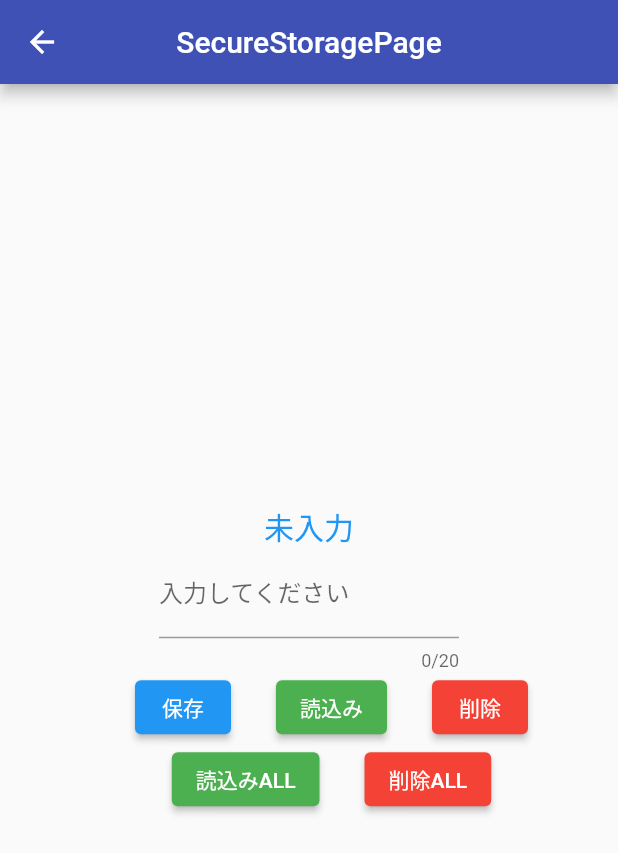
After one commit to mihiron/flutter_package_sample, a Flutter app: the SecureStoragePage screen opened by its route, after a tap on "保存", after a tap on "削除", after a tap on "読込みALL", on a phone screen of 412 x 824 dp. The commit adds this screen. Shown: the top 853 px of the screen. Run offline on Flutter 3.47's test engine with Material 2 defaults, Android fonts, the phone set to English and light mode, and no system bars; our stand-ins replace dio, flutter_riverpod, flutter_secure_storage, freezed_annotation, webview_flutter; accounts and stored records are empty.

Commit message:
SecureStorageのサンプル実装

```diff
--- a/lib/routes/app_router.dart
+++ b/lib/routes/app_router.dart
@@ -2,6 +2,7 @@ import 'package:flutter/material.dart';
 import 'package:flutter_package_sample/routes/app_routes.dart';
 import 'package:flutter_package_sample/views/dio_coffee_page.dart';
 import 'package:flutter_package_sample/views/home_page.dart';
+import 'package:flutter_package_sample/views/secure_storage_page.dart';
 import 'package:flutter_package_sample/views/webview_sample/webview_page.dart';
 import 'package:flutter_package_sample/views/webview_sample/webview_screen.dart';
 
@@ -16,6 +17,8 @@ class AppRouter {
         return _buildRoute(const WebViewPage());
       case AppRoutes.webViewScreen:
         return _buildRoute(const WebViewScreenPage());
+      case AppRoutes.secureStoragePage:
+        return _buildRoute(SecureStoragePage());
 
       default:
         return null;
--- a/lib/routes/app_routes.dart
+++ b/lib/routes/app_routes.dart
@@ -3,4 +3,5 @@ class AppRoutes {
   static const dioPage = '/dioPage';
   static const webView = '/webView';
   static const webViewScreen = '/webViewScreen';
+  static const secureStoragePage = '/secureStoragePage';
 }
--- /dev/null
+++ b/lib/services/secure_storage_service.dart
@@ -0,0 +1,28 @@
+import 'package:flutter_secure_storage/flutter_secure_storage.dart';
+
+class SecureStorageService {
+  static Future<void> writeStorage(String key, String value) async {
+    const storage = FlutterSecureStorage();
+    await storage.write(key: key, value: value);
+  }
+
+  static Future<String?> readStorage(String key) async {
+    const storage = FlutterSecureStorage();
+    return await storage.read(key: key);
+  }
+
+  static Future<Map<String, String>> readAllStorage() async {
+    const storage = FlutterSecureStorage();
+    return await storage.readAll();
+  }
+
+  static Future<void> deleteStorage(String key) async {
+    const storage = FlutterSecureStorage();
+    await storage.delete(key: key);
+  }
+
+  static Future<void> deleteAllStorage() async {
+    const storage = FlutterSecureStorage();
+    await storage.deleteAll();
+  }
+}
--- a/lib/views/home_page.dart
+++ b/lib/views/home_page.dart
@@ -34,6 +34,7 @@ class MyHomePage extends StatelessWidget {
 
   List<Widget> _items(BuildContext context) {
     return [
+      _myListTile(context, AppRoutes.secureStoragePage),
       _myListTile(context, AppRoutes.dioPage),
       _myListTile(context, AppRoutes.webView),
     ];
--- /dev/null
+++ b/lib/views/secure_storage_page.dart
@@ -0,0 +1,157 @@
+import 'package:flutter/material.dart';
+import 'package:flutter/services.dart';
+import 'package:flutter_package_sample/components/my_app_bar.dart';
+import 'package:flutter_package_sample/services/secure_storage_service.dart';
+import 'package:flutter_riverpod/flutter_riverpod.dart';
+
+// 画面表示用のProviderの定義
+final textValueProvider = FutureProvider<String?>((ref) async {
+  // SecureStorageの読み込み
+  final textValue = await SecureStorageService.readStorage("key1") ?? "未入力";
+  return textValue;
+});
+
+class SecureStoragePage extends ConsumerWidget {
+  SecureStoragePage({super.key});
+
+  // TextFieldのコントローラー
+  final TextEditingController textEditingController = TextEditingController();
+
+  @override
+  Widget build(BuildContext context, WidgetRef ref) {
+    final textValue = ref.watch(textValueProvider);
+
+    return GestureDetector(
+      onTap: () => FocusScope.of(context).unfocus(),
+      child: Scaffold(
+        appBar: const MyAppBar("SecureStoragePage"),
+        body: Column(
+          mainAxisAlignment: MainAxisAlignment.center,
+          children: [
+            // when()で非同期処理の状態に応じたウィジェットを返す
+            textValue.when(
+              // エラー時
+              error: (err, _) => Text(err.toString()),
+              // 読み込み時
+              loading: () => const CircularProgressIndicator(),
+              // データ受け取り時
+              data: (data) => Text(
+                data.toString(),
+                style: Theme.of(context)
+                    .textTheme
+                    .titleLarge
+                    ?.copyWith(color: Colors.blue),
+              ),
+            ),
+            SizedBox(
+              width: 200,
+              child: TextField(
+                keyboardType: TextInputType.text,
+                decoration: const InputDecoration(labelText: "入力してください"),
+                controller: textEditingController,
+                enabled: true,
+                maxLength: 20,
+                maxLengthEnforcement: MaxLengthEnforcement.enforced,
+              ),
+            ),
+            Row(
+              mainAxisAlignment: MainAxisAlignment.center,
+              children: [
+                const SizedBox(width: 30),
+                ElevatedButton(
+                  style: ElevatedButton.styleFrom(
+                    backgroundColor: Colors.blue,
+                    foregroundColor: Colors.white,
+                  ),
+                  onPressed: () async {
+                    // キーボードを閉じる
+                    FocusScope.of(context).unfocus();
+                    // TextFieldの入力値を取得
+                    String textValue = textEditingController.text;
+
+                    // SecureStorageの書き込み
+                    await SecureStorageService.writeStorage("key1", textValue);
+
+                    // 画面表示用のプロバイダーを更新
+                    ref.refresh(textValueProvider);
+                    textEditingController.clear();
+                  },
+                  child: const Text("保存"),
+                ),
+                const SizedBox(width: 30),
+                ElevatedButton(
+                  style: ElevatedButton.styleFrom(
+                    foregroundColor: Colors.white,
+                    backgroundColor: Colors.green,
+                  ),
+                  onPressed: () async {
+                    // キーボードを閉じる
+                    FocusScope.of(context).unfocus();
+                    // SecureStorageの読み込み
+                    final textValue =
+                        await SecureStorageService.readStorage("key1") ?? "未入力";
+                    debugPrint(textValue);
+                  },
+                  child: const Text("読込み"),
+                ),
+                const SizedBox(width: 30),
+                ElevatedButton(
+                  style: ElevatedButton.styleFrom(
+                    backgroundColor: Colors.red,
+                    foregroundColor: Colors.white,
+                  ),
+                  onPressed: () async {
+                    // キーボードを閉じる
+                    FocusScope.of(context).unfocus();
+                    // SecureStorageの削除
+                    await SecureStorageService.deleteStorage("key1");
+                    // 画面表示用のプロバイダーを更新
+                    ref.refresh(textValueProvider);
+                  },
+                  child: const Text("削除"),
+                ),
+              ],
+            ),
+            Row(
+              mainAxisAlignment: MainAxisAlignment.center,
+              children: [
+                const SizedBox(width: 30),
+                ElevatedButton(
+                  style: ElevatedButton.styleFrom(
+                    foregroundColor: Colors.white,
+                    backgroundColor: Colors.green,
+                  ),
+                  onPressed: () async {
+                    // キーボードを閉じる
+                    FocusScope.of(context).unfocus();
+                    // SecureStorageの全件読み込み
+                    final textValue =
+                        await SecureStorageService.readAllStorage();
+                    debugPrint(textValue.toString());
+                  },
+                  child: const Text("読込みALL"),
+                ),
+                const SizedBox(width: 30),
+                ElevatedButton(
+                  style: ElevatedButton.styleFrom(
+                    backgroundColor: Colors.red,
+                    foregroundColor: Colors.white,
+                  ),
+                  onPressed: () async {
+                    // キーボードを閉じる
+                    FocusScope.of(context).unfocus();
+                    // SecureStorageの全件削除
+                    await SecureStorageService.deleteAllStorage();
+                    // 画面表示用のプロバイダーを更新
+                    ref.refresh(textValueProvider);
+                  },
+                  child: const Text("削除ALL"),
+                ),
+              ],
+            ),
+          ],
+        ),
+      ),
+    );
+  }
+}
--- a/pubspec.yaml
+++ b/pubspec.yaml
@@ -41,6 +41,7 @@ dependencies:
   json_serializable: ^6.6.1
   dio: ^5.0.3
   webview_flutter: ^4.0.7
+  flutter_secure_storage: ^8.0.0
 
 dev_dependencies:
   flutter_test:
```
Also changed, not shown: pubspec.lock.
